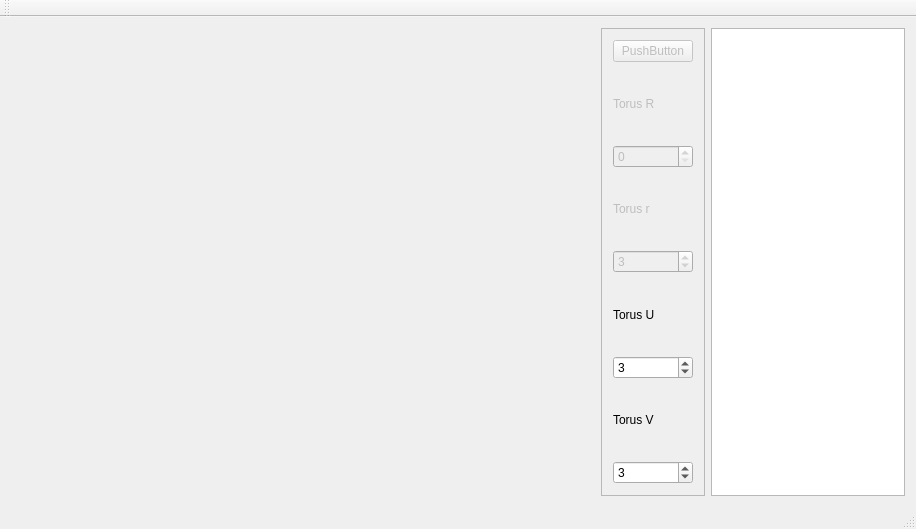
Above: GraphicEngine/mainwindow.ui from awitwicka/3DGraphicEngine before the change. Below: the same form after it.
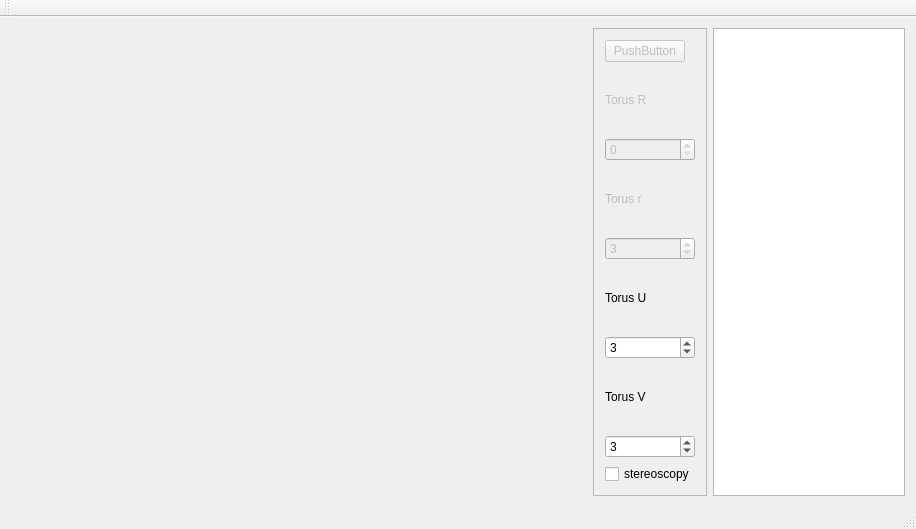
That is the form after the change. Custom widgets are drawn as their Qt base class.

Commit message: Added checkbox to switch between stereoscopy and normal mode

What changed in the file:
```diff
--- a/GraphicEngine/mainwindow.ui
+++ b/GraphicEngine/mainwindow.ui
@@ -128,6 +128,13 @@
          </property>
         </widget>
        </item>
+       <item>
+        <widget class="QCheckBox" name="checkBox_stereo">
+         <property name="text">
+          <string>stereoscopy</string>
+         </property>
+        </widget>
+       </item>
       </layout>
      </widget>
     </item>
```
Left out of the diff: 3 changed lines with no effect on the pictures. The commit also changes 5 other files.
